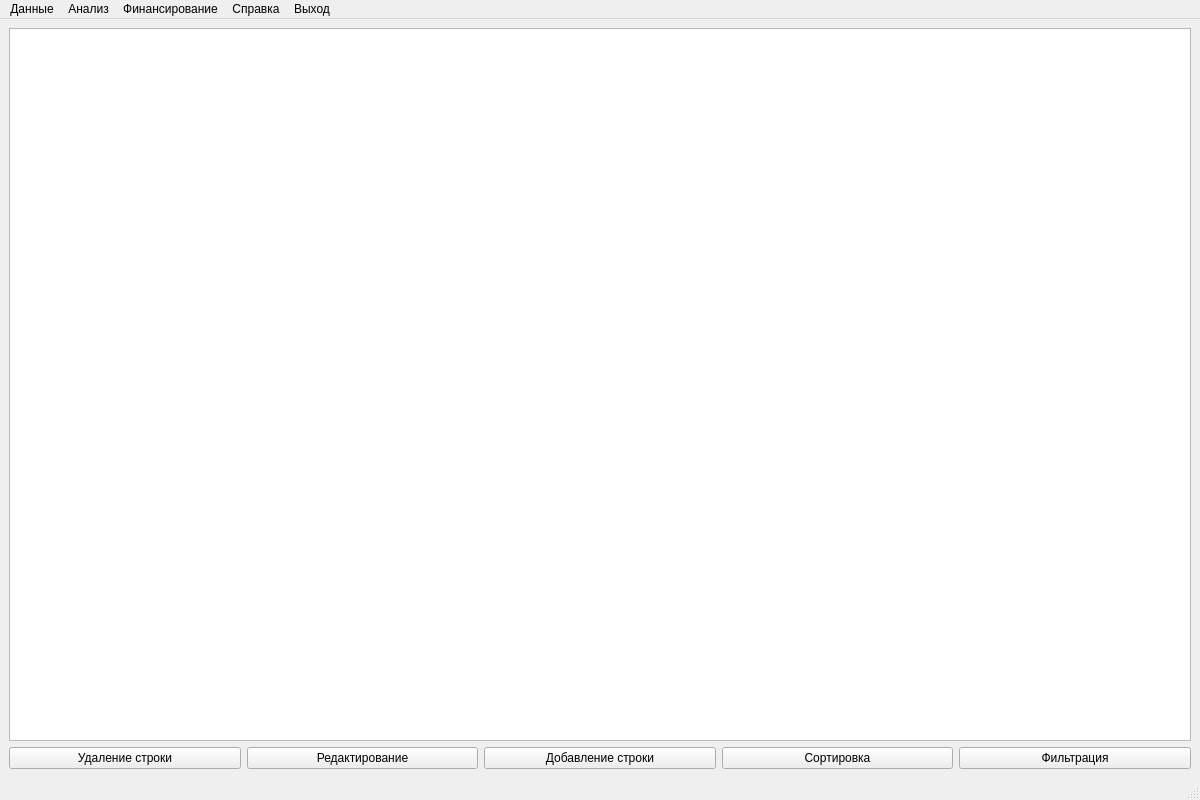
Above: ProjViewWindow.ui from BITLIFASON/Support_Of_Competitions_For_Grants before the change. Below: the same form after it.
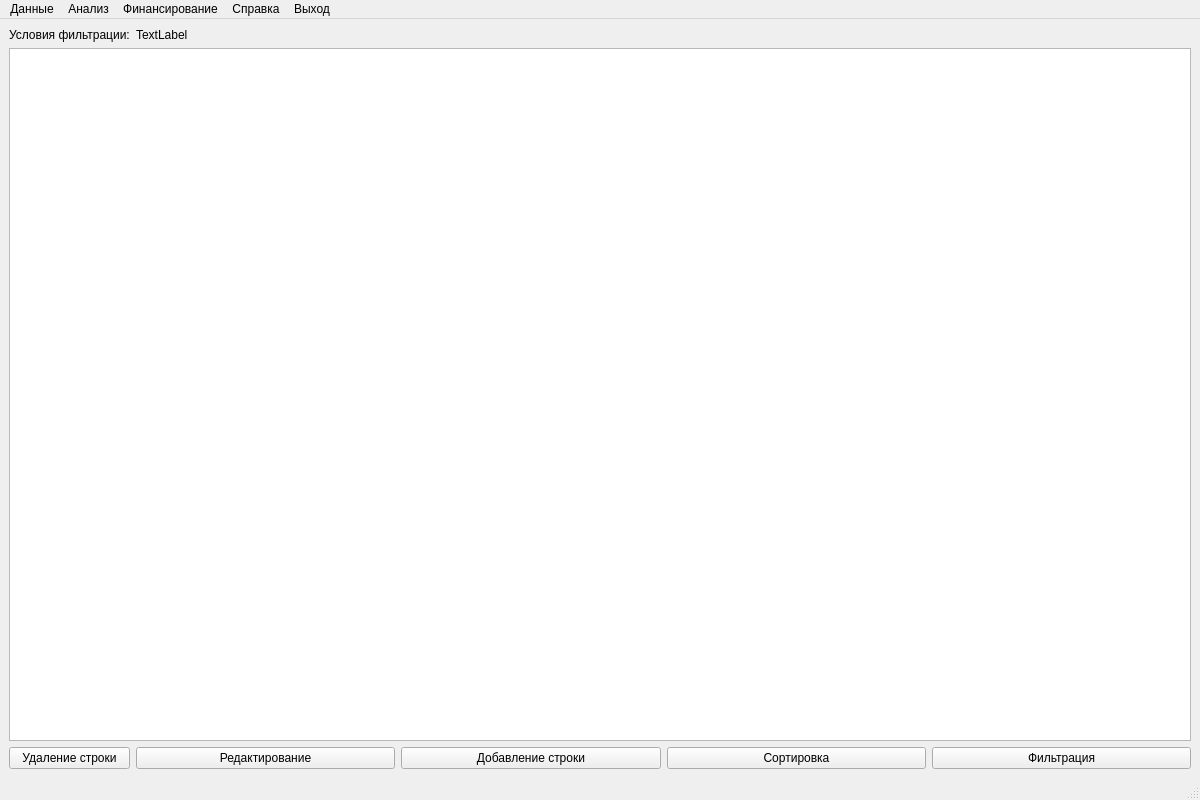
That is the form after the change.

Patch:
```diff
--- a/ProjViewWindow.ui
+++ b/ProjViewWindow.ui
@@ -18,42 +18,35 @@
   </property>
   <widget class="QWidget" name="centralwidget">
    <layout class="QGridLayout" name="gridLayout">
-    <item row="1" column="0">
-     <widget class="QPushButton" name="push_button_select_check">
-      <property name="text">
-       <string>Удаление строки</string>
-      </property>
-     </widget>
-    </item>
-    <item row="1" column="1">
-     <widget class="QPushButton" name="pushButton_change">
-      <property name="text">
-       <string>Редактирование</string>
-      </property>
-     </widget>
-    </item>
-    <item row="1" column="2">
-     <widget class="QPushButton" name="pushButton_add_row">
-      <property name="text">
-       <string>Добавление строки</string>
-      </property>
-     </widget>
-    </item>
-    <item row="1" column="3">
-     <widget class="QPushButton" name="push_button_sort">
-      <property name="text">
-       <string>Сортировка</string>
-      </property>
-     </widget>
-    </item>
-    <item row="1" column="4">
+    <item row="2" column="4">
      <widget class="QPushButton" name="push_button_filter">
       <property name="text">
        <string>Фильтрация</string>
       </property>
      </widget>
     </item>
-    <item row="0" column="0" colspan="5">
+    <item row="2" column="2">
+     <widget class="QPushButton" name="pushButton_add_row">
+      <property name="text">
+       <string>Добавление строки</string>
+      </property>
+     </widget>
+    </item>
+    <item row="2" column="1">
+     <widget class="QPushButton" name="pushButton_change">
+      <property name="text">
+       <string>Редактирование</string>
+      </property>
+     </widget>
+    </item>
+    <item row="2" column="0">
+     <widget class="QPushButton" name="push_button_select_check">
+      <property name="text">
+       <string>Удаление строки</string>
+      </property>
+     </widget>
+    </item>
+    <item row="1" column="0" colspan="5">
      <widget class="QTableView" name="tableView">
       <property name="sizePolicy">
        <sizepolicy hsizetype="Preferred" vsizetype="Preferred">
@@ -72,6 +65,33 @@
       </attribute>
      </widget>
     </item>
+    <item row="2" column="3">
+     <widget class="QPushButton" name="push_button_sort">
+      <property name="text">
+       <string>Сортировка</string>
+      </property>
+     </widget>
+    </item>
+    <item row="0" column="0">
+     <widget class="QLabel" name="label">
+      <property name="sizePolicy">
+       <sizepolicy hsizetype="Fixed" vsizetype="Fixed">
+        <horstretch>0</horstretch>
+        <verstretch>0</verstretch>
+       </sizepolicy>
+      </property>
+      <property name="text">
+       <string>Условия фильтрации:</string>
+      </property>
+     </widget>
+    </item>
+    <item row="0" column="1" colspan="4">
+     <widget class="QLabel" name="filterlabel">
+      <property name="text">
+       <string>TextLabel</string>
+      </property>
+     </widget>
+    </item>
    </layout>
   </widget>
   <widget class="QMenuBar" name="menubar">
```
Left out of the diff: 6 changed lines with no effect on the pictures.
